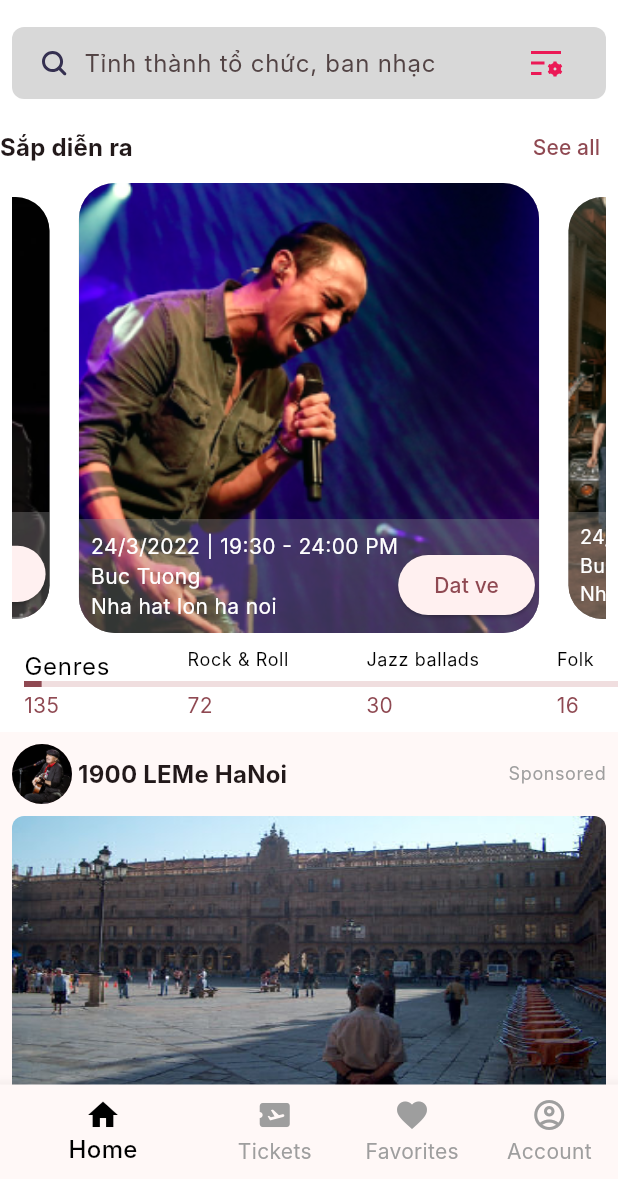
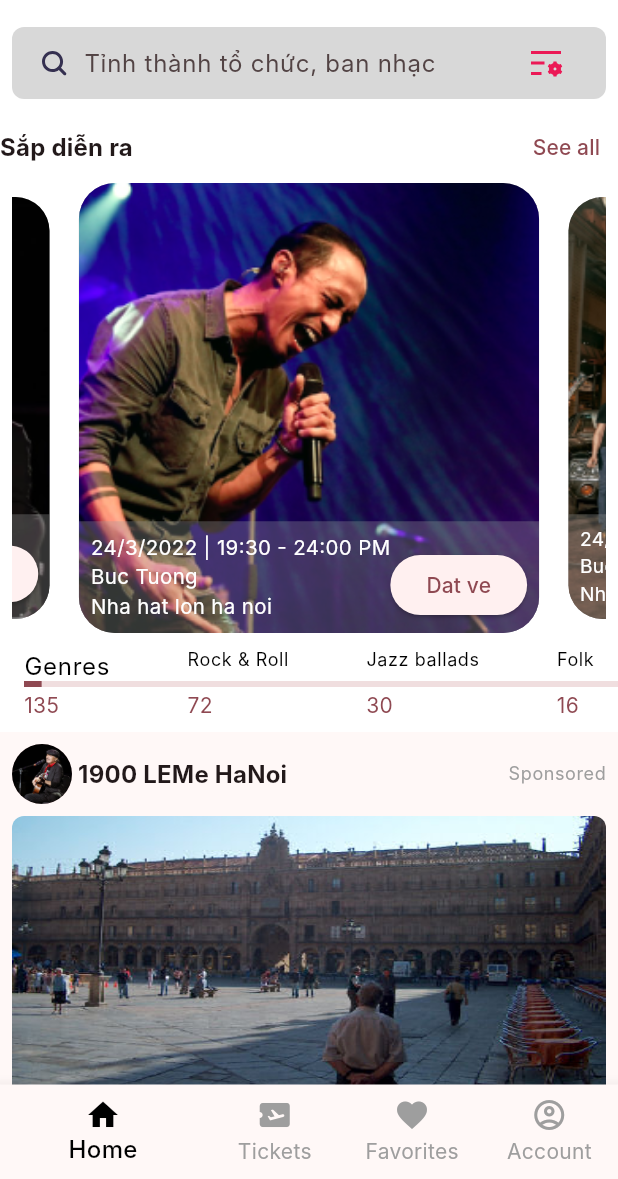
Before and after one commit to PRID021/crispy-octo-chainsaw, a Flutter app: the screen it shows after launch, on a phone screen of 412 x 824 dp, the part 57-1236 px from its top. Run offline on Flutter 3.47's test engine with Material 3 defaults, Android fonts, the phone set to English and light mode, and no system bars; drawn by our look-alikes of carousel_slider; our stand-ins replace flutter_svg; Roboto replaces fonts that are missing (Inter).

Commit message:
textScale deprecate

```diff
--- a/lib/components/slide_section.dart
+++ b/lib/components/slide_section.dart
@@ -104,7 +104,10 @@ class SlideSection extends StatelessWidget {
                                       crossAxisAlignment:
                                           CrossAxisAlignment.end,
                                       children: [
-                                        DefaultTextStyle(
+                                        Expanded(
+                                          child: FittedBox(
+                                            child: DefaultTextStyle(
+                                              maxLines: 1,
                                               style: Theme.of(context)
                                                   .textTheme
                                                   .bodyMedium!
@@ -121,6 +124,8 @@ class SlideSection extends StatelessWidget {
                                                   Text("Buc Tuong"),
                                                   Text("Nha hat lon ha noi")
                                                 ],
+                                              ),
+                                            ),
                                           ),
                                         ),
                                         ElevatedButton(
--- a/lib/components/ticket_detail.dart
+++ b/lib/components/ticket_detail.dart
@@ -1,4 +1,4 @@
-import 'package:extended_text/extended_text.dart';
+// import 'package:extended_text/extended_text.dart';
 import 'package:flutter/material.dart';
 
 class TicketDetail extends StatelessWidget {
@@ -66,33 +66,33 @@ class TicketDetail extends StatelessWidget {
                 .headlineSmall
                 ?.copyWith(fontWeight: FontWeight.bold),
           ),
-          ExtendedText(
-            "Reque gloriatur libris porta voluptatum expetenda. Intellegat eloquentiam verterem populo maluisset non turpis commune maluisset delicata. Aenean laoreet detraxit alterum accumsan quis netus. Novum reque dicta mel volumus. His felis qualisque at pharetra netus laoreet.",
-            style: Theme.of(context).textTheme.bodyMedium,
-            maxLines: 3,
-            overflowWidget: TextOverflowWidget(
-              position: TextOverflowPosition.end,
-              align: TextOverflowAlign.center,
-              child: DefaultTextStyle(
-                style: Theme.of(context)
-                    .textTheme
-                    .labelLarge!
-                    .copyWith(color: Colors.grey),
-                child: Row(
-                  mainAxisSize: MainAxisSize.min,
-                  children: <Widget>[
-                    const Text('\u2026 '),
-                    InkWell(
-                      child: const Text(
-                        'Xem thêm',
-                      ),
-                      onTap: () {},
-                    )
-                  ],
-                ),
-              ),
-            ),
-          ),
+          // ExtendedText(
+          //   "Reque gloriatur libris porta voluptatum expetenda. Intellegat eloquentiam verterem populo maluisset non turpis commune maluisset delicata. Aenean laoreet detraxit alterum accumsan quis netus. Novum reque dicta mel volumus. His felis qualisque at pharetra netus laoreet.",
+          //   style: Theme.of(context).textTheme.bodyMedium,
+          //   maxLines: 3,
+          //   overflowWidget: TextOverflowWidget(
+          //     position: TextOverflowPosition.end,
+          //     align: TextOverflowAlign.center,
+          //     child: DefaultTextStyle(
+          //       style: Theme.of(context)
+          //           .textTheme
+          //           .labelLarge!
+          //           .copyWith(color: Colors.grey),
+          //       child: Row(
+          //         mainAxisSize: MainAxisSize.min,
+          //         children: <Widget>[
+          //           const Text('\u2026 '),
+          //           InkWell(
+          //             child: const Text(
+          //               'Xem thêm',
+          //             ),
+          //             onTap: () {},
+          //           )
+          //         ],
+          //       ),
+          //     ),
+          //   ),
+          // ),
           const Divider(
             color: Colors.black,
           ),
--- a/pubspec.yaml
+++ b/pubspec.yaml
@@ -39,7 +39,7 @@ dependencies:
   carousel_slider: ^4.2.1
   scrollable_positioned_list: ^0.3.8
   scroll_to_index: ^3.0.1
-  extended_text: ^11.0.1
+#  extended_text:
 
 dev_dependencies:
   flutter_test:
```
Also changed, not shown: pubspec.lock. Lines whose indentation alone changed are shown as unchanged.
